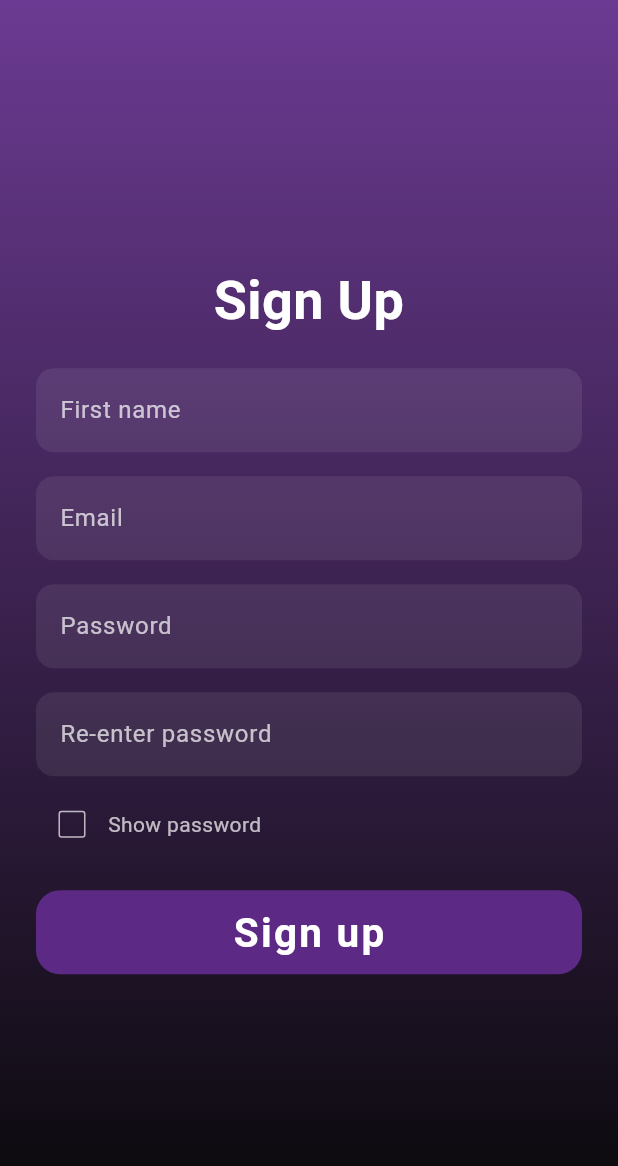
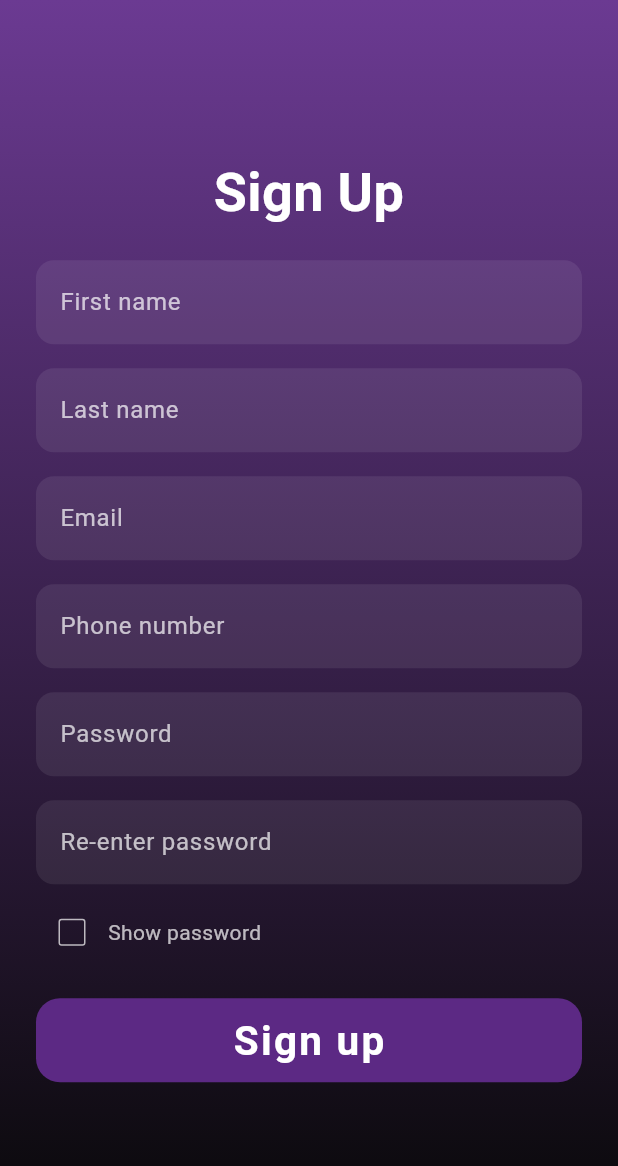
Before and after one commit to melinap9omu/P2P_Chat_System_ChatterBox, a Flutter app: the SignUpPage screen opened directly, on a phone screen of 412 x 824 dp. Shown: the top 1166 px of the screen. Run offline on Flutter 3.47's test engine with Material 3 defaults, Android fonts, the phone set to English and light mode, and no system bars; our stand-ins replace flutter_secure_storage, google_fonts; missing offline and left inert: asn1lib, encrypt, flutter_webrtc, pointycastle; accounts and stored records are empty; Roboto replaces fonts that are missing (Almarai).

Commit message:
added lastname and phone number in signup page

```diff
--- a/frontend/lib/signup_page.dart
+++ b/frontend/lib/signup_page.dart
@@ -13,7 +13,9 @@ class _SignUpPageState extends State<SignUpPage> {
   bool showPassword = false;
 
   final _firstNameController = TextEditingController();
+  final _lastNameController = TextEditingController();
   final _emailController = TextEditingController();
+  final _phoneController = TextEditingController();
   final _passwordController = TextEditingController();
   final _confirmPasswordController = TextEditingController();
 
@@ -50,7 +52,13 @@ class _SignUpPageState extends State<SignUpPage> {
                   controller: _firstNameController,
                   hintText: 'First name',
                 ),
+                const SizedBox(height: 16),
 
+                // Last Name
+                _buildTextField(
+                  controller: _lastNameController,
+                  hintText: 'Last name',
+                ),
                 const SizedBox(height: 16),
 
                 // Email
@@ -58,7 +66,13 @@ class _SignUpPageState extends State<SignUpPage> {
                   controller: _emailController,
                   hintText: 'Email',
                 ),
+                const SizedBox(height: 16),
 
+                // Phone Number
+                _buildTextField(
+                  controller: _phoneController,
+                  hintText: 'Phone number',
+                ),
                 const SizedBox(height: 16),
 
                 // Password
@@ -67,19 +81,17 @@ class _SignUpPageState extends State<SignUpPage> {
                   hintText: 'Password',
                   obscureText: !showPassword,
                 ),
-
                 const SizedBox(height: 16),
 
-                // Re-enter Password
+                // Confirm Password
                 _buildTextField(
                   controller: _confirmPasswordController,
                   hintText: 'Re-enter password',
                   obscureText: !showPassword,
                 ),
-
                 const SizedBox(height: 8),
 
-                // Show password toggle
+                // Show Password Checkbox
                 Row(
                   children: [
                     Checkbox(
@@ -102,24 +114,22 @@ class _SignUpPageState extends State<SignUpPage> {
                     ),
                   ],
                 ),
-
                 const SizedBox(height: 20),
 
                 // Sign Up Button
                 Container(
                   decoration: BoxDecoration(
                     borderRadius: BorderRadius.circular(16),
-                     color: const Color.fromARGB(255, 92, 41, 132),
+                    color: const Color.fromARGB(255, 92, 41, 132),
                   ),
                   child: ElevatedButton(
                     onPressed: () {
-                        Navigator.push(
+                      Navigator.push(
                         context,
                         MaterialPageRoute(
                           builder: (context) => const ChatPage(),
                         ),
                       );
-                      // Handle sign-up logic here
                     },
                     style: ElevatedButton.styleFrom(
                       backgroundColor: Colors.transparent,
@@ -141,34 +151,6 @@ class _SignUpPageState extends State<SignUpPage> {
                     ),
                   ),
                 ),
-
-               /* const SizedBox(height: 20),
-
-                // Google Login Button
-                ElevatedButton.icon(
-                  onPressed: () {
-                    // Add Google sign-in logic
-                  },
-                  icon: Image.asset(
-                    'assets/google_logo.png',
-                    height: 24,
-                    width: 24,
-                  ),
-                  label: Text(
-                    'Login with Google',
-                    style: GoogleFonts.almarai(
-                      color: Colors.white,
-                      fontSize: 16,
-                    ),
-                  ),
-                  style: ElevatedButton.styleFrom(
-                    backgroundColor: Colors.black,
-                    padding: const EdgeInsets.symmetric(vertical: 16),
-                    shape: RoundedRectangleBorder(
-                      borderRadius: BorderRadius.circular(12),
-                    ),
-                  ),
-                ),*/
               ],
             ),
           ),
@@ -185,6 +167,9 @@ class _SignUpPageState extends State<SignUpPage> {
     return TextField(
       controller: controller,
       obscureText: obscureText,
+      keyboardType: hintText.toLowerCase().contains('phone')
+          ? TextInputType.phone
+          : TextInputType.text,
       style: const TextStyle(color: Colors.white),
       decoration: InputDecoration(
         filled: true,
```
Also changed, not shown: 1 other file.
